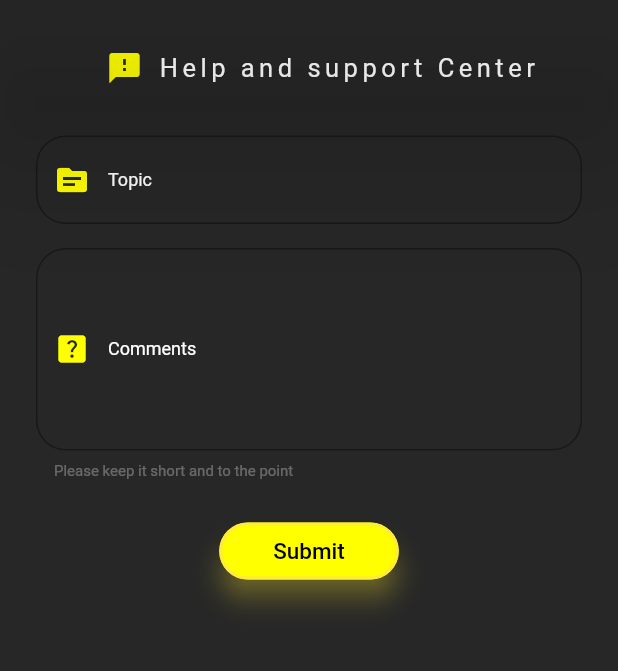
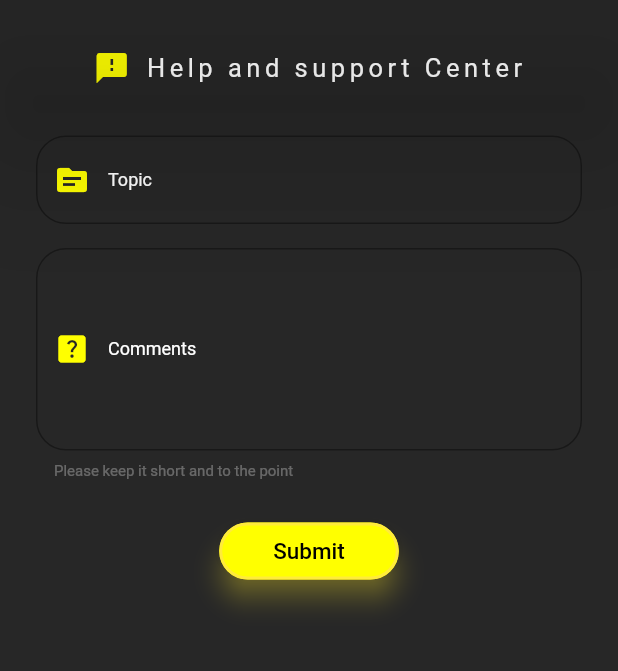
Before and after one commit to Abhijit-007a/WallClod_Wallpaper_Application, a Flutter app: the screen it shows after launch, item 4 of the bottom bar chosen, after a tap on "Help & Support Center", on a phone screen of 412 x 824 dp, the part 88-759 px from its top. Run offline on Flutter 3.47's test engine with Material 2 defaults, Android fonts, the phone set to English and light mode, and no system bars; drawn by our look-alikes of overlay_support; our stand-ins replace animated_splash_screen, bubble_bottom_bar, cached_network_image, circular_profile_avatar, cloud_firestore, connectivity_plus and 16 more; missing offline and left inert: razorpay_flutter, simple_gesture_detector, wallpaper_manager; accounts and stored records are empty; network calls fail.

Commit message:
V1.0 Release Ready
All checks completed,
add icons and loading of any type and release WallClod V1.0

```diff
--- a/lib/ScreensAndPages/FeedbackPage.dart
+++ b/lib/ScreensAndPages/FeedbackPage.dart
@@ -47,8 +47,9 @@ class _FeedbackPageState extends State<FeedbackPage> {
             children: <Widget>[
               Padding(
                 padding: const EdgeInsets.only(
-                    right: 12.0, top: 20.0, bottom: 5.0, left: 55.0),
+                  top: 20.0, bottom: 5.0,),
                 child: Row(
+                  mainAxisAlignment: MainAxisAlignment.center,
                   children: [
                     Icon(
                       Icons.feedback,
--- a/lib/ScreensAndPages/HomePage.dart
+++ b/lib/ScreensAndPages/HomePage.dart
@@ -10,6 +10,7 @@ import 'package:wall_clod/Models/responseModal.dart';
 import 'package:wall_clod/Widgets/AppNetWorkImage.dart';
 import 'package:wall_clod/Widgets/ErrorScreen.dart';
 import 'package:wall_clod/Widgets/LoadingIndicator.dart';
+import 'package:wall_clod/Widgets/LoadingIndicatorHome.dart';
 import 'package:wall_clod/Widgets/LoadingView.dart';
 import '../APINetworking/networking.dart';
 import '../Helpers/helper.dart';
@@ -124,8 +125,8 @@ class _HomePageState extends State<HomePage>
     //var cellNumber = Helper().getMobileOrientation(context);
     return unPlashResponse.length == 0
         ? apiError == null
-            ? LoadingView(
-                isSliver: false,
+            ? LoadingIndicatorHome(
+                isLoading2: true,
               )
             : ErrorScreen(
                 errorMessage: apiError.errors[0],
@@ -146,7 +147,7 @@ class _HomePageState extends State<HomePage>
                 UnPlashResponse item = unPlashResponse[index];
                 return GestureDetector(
                   onTap: () {
-                    Navigator.push(
+                   Navigator.push(
                       context,
                       MaterialPageRoute(
                         builder: (context) =>
--- a/lib/ScreensAndPages/ImageViewer.dart
+++ b/lib/ScreensAndPages/ImageViewer.dart
@@ -13,6 +13,7 @@ import 'package:path_provider/path_provider.dart';
 import 'package:permission_handler/permission_handler.dart';
 import 'package:provider/provider.dart';
 import 'package:simple_gesture_detector/simple_gesture_detector.dart';
+import 'package:wall_clod/Widgets/LoadingIndicatorHome.dart';
 import 'package:wall_clod/database/dataBaseHelper/database_helper.dart';
 import 'package:wall_clod/database/data_modal/favImage.dart';
 import 'package:wall_clod/Models/responseModal.dart';
--- a/lib/ScreensAndPages/SearchImagePage.dart
+++ b/lib/ScreensAndPages/SearchImagePage.dart
@@ -8,6 +8,7 @@ import 'package:wall_clod/Responsiveness/utils/ui_utils.dart';
 import 'package:wall_clod/Widgets/AppNetWorkImage.dart';
 import 'package:wall_clod/Widgets/DismissKeyBoardView.dart';
 import 'package:wall_clod/Widgets/LoadingIndicator.dart';
+import 'package:wall_clod/Widgets/LoadingIndicatorHome.dart';
 import 'package:wall_clod/Widgets/LoadingView.dart';
 import '../APINetworking/networking.dart';
 import 'ImageViewer.dart';
@@ -174,8 +175,8 @@ class _SearchedImagePageState extends State<SearchedImagePage> {
                     )
                   : _loading == true
                       ? SliverFillRemaining(
-                          child: LoadingView(
-                          isSliver: false,
+                          child: LoadingIndicatorHome(
+                          isLoading2: true,
                         ))
                       : SliverStaggeredGrid.countBuilder(
                           crossAxisCount: 2,
--- a/lib/Widgets/AboutDevCard2.dart
+++ b/lib/Widgets/AboutDevCard2.dart
@@ -15,7 +15,7 @@ class _AboutDevCard2State extends State<AboutDevCard2> {
         Padding(
           padding: const EdgeInsets.only(top: 0, left: 15,right: 15,bottom: 5.0),
           child: Container(
-          height: MediaQuery.of(context).size.height * 0.36,
+          height: MediaQuery.of(context).size.height * 0.34,
             decoration: new BoxDecoration(
               borderRadius: BorderRadius.all(
                 Radius.circular(20),),
--- /dev/null
+++ b/lib/Widgets/LoadingIndicatorHome.dart
@@ -0,0 +1,22 @@
+import 'package:flutter/material.dart';
+import 'package:progress_indicators/progress_indicators.dart';
+
+class LoadingIndicatorHome extends StatelessWidget {
+  final bool isLoading2;
+  const LoadingIndicatorHome({Key key, @required this.isLoading2}) : super(key: key);
+
+  @override
+  Widget build(BuildContext context) {
+    return Center(
+      child: Container(
+        width: isLoading2 ? 90 : double.infinity,
+        height: 90,
+        child: isLoading2
+            ?GlowingProgressIndicator(duration: Duration(milliseconds: 500),
+            child: Image.asset('assets/appIcon/1024.png'),
+        )
+            : Center(child: Text("Could not load Images")),
+      ),
+    );
+  }
+}
--- a/lib/Widgets/LoadingView.dart
+++ b/lib/Widgets/LoadingView.dart
@@ -30,7 +30,7 @@ class _LoadingViewState extends State<LoadingView> {
 
   Widget loadingItem(LoadingElement loadingElement, int index) {
     return AspectRatio(
-      aspectRatio: loadingElement.width / loadingElement.height,
+      aspectRatio: 2/4,
       child: GlowingProgressIndicator(
         duration: Duration(milliseconds: (index + 5) * 100),
         child: Container(
--- a/lib/main.dart
+++ b/lib/main.dart
@@ -138,7 +138,7 @@ class _MyHomePageState extends State<MyHomePage> {
             BubbleBottomBarItem(
               backgroundColor: Color(0xFF5379b1),
               icon: Icon(Icons.wallpaper,color: Colors.blueGrey),
-                  title: Text('New Arrivals',style: TextStyle(color: Colors.white),),
+                  title: Text('New Arrival',style: TextStyle(color: Colors.white),),
                   activeIcon: Icon(Icons.wallpaper,color: Colors.lightBlue),
             ),
             BubbleBottomBarItem(
--- a/pubspec.yaml
+++ b/pubspec.yaml
@@ -103,6 +103,7 @@ flutter:
     - assets/images/information.png
     - assets/images/star.png
     - assets/images/about.png
+    - assets/appIcon/1024.png
 
 
 
```
Also changed, not shown: lib/ScreensAndPages/CollectionsPage.dart (+4 -6 lines), lib/Widgets/AboutDevCardBody1.dart (+5 -9 lines), lib/Widgets/AboutDevCardBody2.dart (+5 -9 lines), assets/appIcon/1024.png (added), assets/appIcon/play_store_512.png (added), 17 other files.
